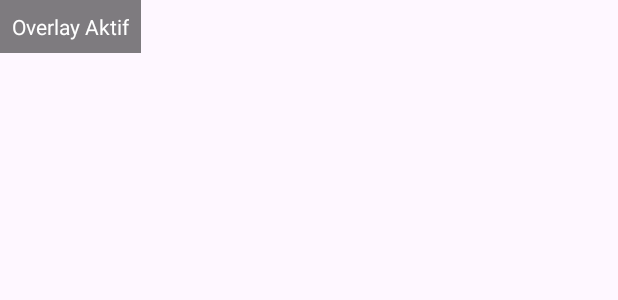
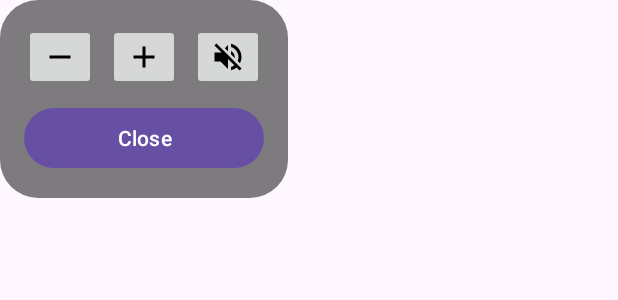
Before and after one commit to nudriin/VolumeR, an Android app: the layout overlay_layout.xml on its own in the app's theme, with its tools: preview values and no code run, on a phone screen of 412 x 824 dp. Shown: the top 300 px of the screen. Run offline under Robolectric (Android 15) with nearby library versions, the phone set to English and light mode, and no system bars.

Commit message:
style: change overlay layout button text to be icons

```diff
--- /dev/null
+++ b/app/src/main/res/drawable/add.xml
@@ -0,0 +1,5 @@
+<vector xmlns:android="http://schemas.android.com/apk/res/android" android:height="24dp" android:tint="#000000" android:viewportHeight="24" android:viewportWidth="24" android:width="24dp">
+
+    <path android:fillColor="@android:color/white" android:pathData="M19,13h-6v6h-2v-6H5v-2h6V5h2v6h6v2z"/>
+
+</vector>
--- /dev/null
+++ b/app/src/main/res/drawable/mute.xml
@@ -0,0 +1,5 @@
+<vector xmlns:android="http://schemas.android.com/apk/res/android" android:autoMirrored="true" android:height="24dp" android:tint="#000000" android:viewportHeight="24" android:viewportWidth="24" android:width="24dp">
+
+    <path android:fillColor="@android:color/white" android:pathData="M16.5,12c0,-1.77 -1.02,-3.29 -2.5,-4.03v2.21l2.45,2.45c0.03,-0.2 0.05,-0.41 0.05,-0.63zM19,12c0,0.94 -0.2,1.82 -0.54,2.64l1.51,1.51C20.63,14.91 21,13.5 21,12c0,-4.28 -2.99,-7.86 -7,-8.77v2.06c2.89,0.86 5,3.54 5,6.71zM4.27,3L3,4.27 7.73,9L3,9v6h4l5,5v-6.73l4.25,4.25c-0.67,0.52 -1.42,0.93 -2.25,1.18v2.06c1.38,-0.31 2.63,-0.95 3.69,-1.81L19.73,21 21,19.73l-9,-9L4.27,3zM12,4L9.91,6.09 12,8.18L12,4z"/>
+
+</vector>
--- /dev/null
+++ b/app/src/main/res/drawable/remove.xml
@@ -0,0 +1,5 @@
+<vector xmlns:android="http://schemas.android.com/apk/res/android" android:height="24dp" android:tint="#000000" android:viewportHeight="24" android:viewportWidth="24" android:width="24dp">
+
+    <path android:fillColor="@android:color/white" android:pathData="M19,13H5v-2h14v2z"/>
+
+</vector>
--- /dev/null
+++ b/app/src/main/res/drawable/rounded_bg.xml
@@ -0,0 +1,6 @@
+<?xml version="1.0" encoding="utf-8"?>
+<shape xmlns:android="http://schemas.android.com/apk/res/android">
+    <solid android:color="#80000000" />
+    <corners
+        android:radius="25dp" />
+</shape>
--- a/app/src/main/res/layout/overlay_layout.xml
+++ b/app/src/main/res/layout/overlay_layout.xml
@@ -1,14 +1,43 @@
 <?xml version="1.0" encoding="utf-8"?>
 <LinearLayout xmlns:android="http://schemas.android.com/apk/res/android"
+    android:id="@+id/overlayContainer"
     android:layout_width="wrap_content"
     android:layout_height="wrap_content"
-    android:background="#80000000"
     android:orientation="vertical"
-    android:padding="8dp">
+    android:background="@drawable/rounded_bg"
+    android:padding="16dp">
 
-    <TextView
-        android:layout_width="wrap_content"
+    <LinearLayout
+        android:layout_width="match_parent"
         android:layout_height="wrap_content"
-        android:text="Overlay Aktif"
-        android:textColor="@android:color/white" />
+        android:orientation="horizontal"
+        android:gravity="center">
+
+        <ImageButton
+            android:id="@+id/btnVolumeDown"
+            android:layout_width="wrap_content"
+            android:layout_height="wrap_content"
+            android:src="@drawable/remove"
+            android:layout_marginEnd="8dp" />
+
+        <ImageButton
+            android:id="@+id/btnVolumeUp"
+            android:layout_width="wrap_content"
+            android:layout_height="wrap_content"
+            android:src="@drawable/add"
+            android:layout_marginEnd="8dp" />
+
+        <ImageButton
+            android:id="@+id/btnMute"
+            android:layout_width="wrap_content"
+            android:layout_height="wrap_content"
+            android:src="@drawable/mute" />
+    </LinearLayout>
+
+    <Button
+        android:id="@+id/btnCloseOverlay"
+        android:layout_width="match_parent"
+        android:layout_height="wrap_content"
+        android:text="Close"
+        android:layout_marginTop="8dp" />
 </LinearLayout>
```
Also changed, not shown: app/src/main/java/com/nudriin/volumer/VolumeOverlayService.kt (+88 -12 lines).
